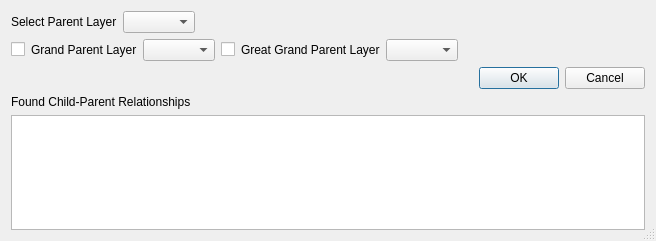
Before: the Qt Designer form swedigarch_plugin/class_subclass_browser_parent_id_dialog.ui in swedigarch/QGIS-plugin, drawn with Qt 5.
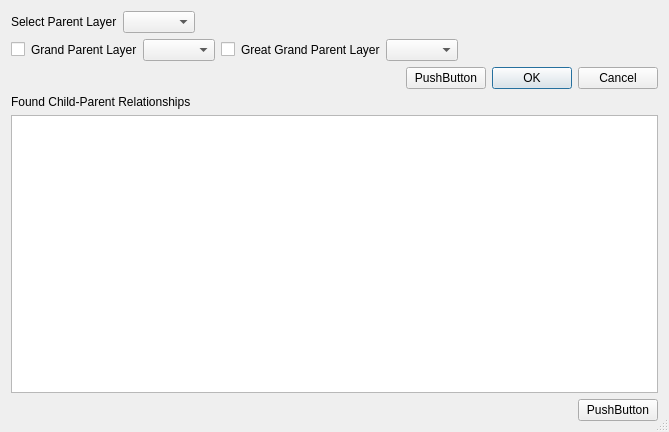
After: the same form once the commit is applied. Icons and pictures are not drawn.

Patch:
```diff
--- a/swedigarch_plugin/class_subclass_browser_parent_id_dialog.ui
+++ b/swedigarch_plugin/class_subclass_browser_parent_id_dialog.ui
@@ -6,8 +6,8 @@
    <rect>
     <x>0</x>
     <y>0</y>
-    <width>656</width>
-    <height>241</height>
+    <width>669</width>
+    <height>432</height>
    </rect>
   </property>
   <property name="sizePolicy">
@@ -129,6 +129,13 @@
        </property>
       </spacer>
      </item>
+     <item>
+      <widget class="QPushButton" name="pushButton_generate_parent_id">
+       <property name="text">
+        <string>PushButton</string>
+       </property>
+      </widget>
+     </item>
      <item>
       <widget class="QDialogButtonBox" name="button_box_generate_parent_id">
        <property name="sizePolicy">
@@ -177,6 +184,30 @@
      </item>
     </layout>
    </item>
+   <item row="4" column="0">
+    <layout class="QHBoxLayout" name="horizontalLayout_4" stretch="0,0">
+     <item>
+      <spacer name="horizontalSpacer_4">
+       <property name="orientation">
+        <enum>Qt::Horizontal</enum>
+       </property>
+       <property name="sizeHint" stdset="0">
+        <size>
+         <width>40</width>
+         <height>20</height>
+        </size>
+       </property>
+      </spacer>
+     </item>
+     <item>
+      <widget class="QPushButton" name="pushButton">
+       <property name="text">
+        <string>PushButton</string>
+       </property>
+      </widget>
+     </item>
+    </layout>
+   </item>
   </layout>
  </widget>
  <resources/>
```
